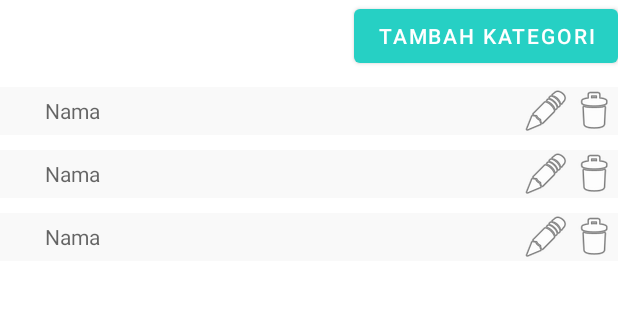
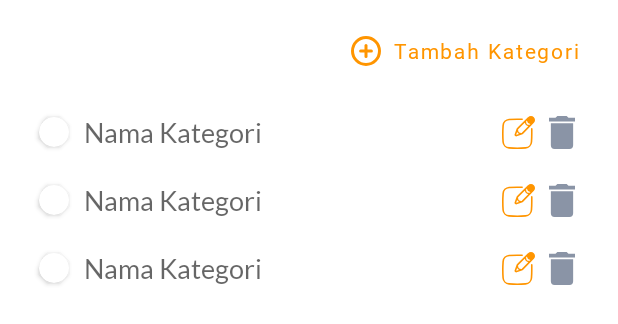
Before and after one commit to arthara/SimplePOS-android, an Android app: the layout subfragment_inventory_category.xml on its own in the app's theme, with its tools: preview values and no code run, on a phone screen of 412 x 824 dp. Shown: the top 324 px of the screen. Run offline under Robolectric (Android 15) with nearby library versions, the phone set to English and light mode, and no system bars; network calls fail.

Commit message:
Connect Stock Product With Layout #35

```diff
--- a/app/src/main/res/layout/item_inventory_category.xml
+++ b/app/src/main/res/layout/item_inventory_category.xml
@@ -7,42 +7,71 @@
             name="category"
             type="com.simple.pos.shared.model.Category" />
     </data>
+    <androidx.constraintlayout.widget.ConstraintLayout
+        android:layout_width="match_parent"
+        android:layout_height="40dp"
+        android:paddingEnd="10dp"
+        android:paddingStart="0dp"
+        android:layout_marginBottom="5dp"
+        app:layout_constraintBottom_toBottomOf="parent"
+        app:layout_constraintEnd_toEndOf="parent"
+        app:layout_constraintHorizontal_bias="0.5"
+        app:layout_constraintStart_toStartOf="parent"
+        app:layout_constraintTop_toTopOf="parent">
 
-    <RelativeLayout
-        android:layout_marginTop="10dp"
-        android:background="@color/light_gray_background"
-        android:layout_width="match_parent"
-        android:layout_height="wrap_content">
-        <View
-            android:id="@+id/categoryColor"
-            android:layout_width="@dimen/category_color_list_width"
-            android:layout_height="@dimen/category_color_list_width"
-            android:layout_alignParentStart="true"
-            android:background="@{category.getParsedColor()}"/>
+        <androidx.cardview.widget.CardView
+            android:id="@+id/categoryColorInv"
+            android:layout_width="20dp"
+            android:layout_height="20dp"
+            android:layout_marginStart="16dp"
+            app:cardBackgroundColor="@{category.getParsedColor()}"
+            app:cardCornerRadius="100dp"
+            app:layout_constraintBottom_toBottomOf="parent"
+            app:layout_constraintStart_toStartOf="parent"
+            app:layout_constraintTop_toTopOf="parent"
+            app:layout_constraintVertical_bias="0.5" />
 
         <TextView
-            android:layout_width="match_parent"
+            android:id="@+id/tvCategoryItemName"
+            android:layout_width="0dp"
             android:layout_height="wrap_content"
+            android:fontFamily="@font/lato"
+            android:hint="@string/category_name_hint"
+            android:layout_marginHorizontal="10dp"
             android:text="@{category.name}"
-            android:layout_centerInParent="true"
-            android:hint="Nama"
-            android:layout_toEndOf="@+id/categoryColor"
-            android:layout_toStartOf="@+id/editCategoryBtn"/>
+            android:textColor="@color/black"
+            android:textSize="18sp"
+            app:layout_constraintBottom_toBottomOf="parent"
+            app:layout_constraintEnd_toStartOf="@+id/editCategoryBtn"
+            app:layout_constraintHorizontal_bias="0.05"
+            app:layout_constraintStart_toEndOf="@+id/categoryColorInv"
+            app:layout_constraintTop_toTopOf="parent"
+            app:layout_constraintVertical_bias="0.5" />
 
-        <ImageView
+        <ImageButton
             android:id="@+id/editCategoryBtn"
-            android:layout_width="wrap_content"
-            android:layout_height="wrap_content"
-            android:layout_centerVertical="true"
-            android:layout_toStartOf="@+id/deleteCategoryBtn"
-            app:srcCompat="@android:drawable/ic_menu_edit" />
+            android:layout_width="22dp"
+            android:layout_height="22dp"
+            android:background="@android:color/transparent"
+            android:src="@drawable/ic_edit"
+            app:layout_constraintBottom_toBottomOf="parent"
+            app:layout_constraintEnd_toEndOf="parent"
+            app:layout_constraintHorizontal_bias="0.89"
+            app:layout_constraintStart_toEndOf="@+id/categoryColorInv"
+            app:layout_constraintTop_toTopOf="parent"
+            app:layout_constraintVertical_bias="0.5" />
 
-        <ImageView
+        <ImageButton
             android:id="@+id/deleteCategoryBtn"
-            android:layout_width="wrap_content"
-            android:layout_height="wrap_content"
-            android:layout_alignParentEnd="true"
-            android:layout_centerInParent="true"
-            app:srcCompat="@android:drawable/ic_menu_delete" />
-    </RelativeLayout>
+            android:layout_width="19dp"
+            android:layout_height="22dp"
+            android:background="@android:color/transparent"
+            android:src="@drawable/ic_delete"
+            app:layout_constraintBottom_toBottomOf="parent"
+            app:layout_constraintEnd_toEndOf="parent"
+            app:layout_constraintHorizontal_bias="0.5"
+            app:layout_constraintStart_toEndOf="@+id/editCategoryBtn"
+            app:layout_constraintTop_toTopOf="parent" />
+
+    </androidx.constraintlayout.widget.ConstraintLayout>
 </layout>
--- a/app/src/main/res/layout/subfragment_inventory_category.xml
+++ b/app/src/main/res/layout/subfragment_inventory_category.xml
@@ -4,19 +4,27 @@
     xmlns:tools="http://schemas.android.com/tools"
     android:layout_width="match_parent"
     android:layout_height="match_parent"
-    android:orientation="vertical">
+    android:orientation="vertical"
+    android:padding="10dp">
 
     <Button
         android:id="@+id/addCategoryBtn"
         android:layout_width="wrap_content"
         android:layout_height="wrap_content"
+        android:layout_gravity="end"
+        android:background="@android:color/transparent"
+        android:drawableLeft="@drawable/ic_plus_round"
+        android:fontFamily="@font/roboto_regular"
+        android:gravity="center"
         android:text="@string/add_category"
-        android:layout_gravity="right"/>
+        android:textAllCaps="false"
+        android:textColor="@color/orange"
+        android:textSize="14sp"
+        android:layout_marginBottom="10dp"/>
 
     <androidx.recyclerview.widget.RecyclerView
         android:id="@+id/categoryListRV"
         android:layout_width="match_parent"
         android:layout_height="match_parent"
-        tools:listitem="@layout/item_inventory_category"
-        />
+        tools:listitem="@layout/item_inventory_category" />
 </LinearLayout>
--- a/app/src/main/res/values/strings.xml
+++ b/app/src/main/res/values/strings.xml
@@ -46,4 +46,5 @@
     <string name="yes">Ya</string>
     <string name="filter">Filter</string>
     <string name="stok">Stok</string>
+    <string name="category_name_hint">Nama Kategori</string>
 </resources>
```
Also changed, not shown: app/src/main/res/layout/item_category_inventory.xml (deleted, +0 -75 lines), app/src/main/res/layout/tab_stock_category.xml (deleted, +0 -67 lines).
